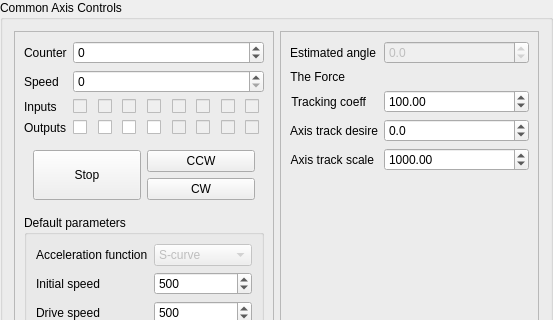
Qt form AxisControlPanel.ui (artm/biofame-robot) before a commit; both pictures show x 0 to 553 and y 0 to 320 of the 553 by 475 pixel window.
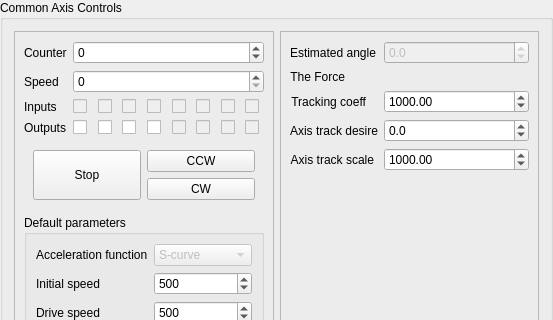
The same form after that commit. Custom widgets are drawn as their Qt base class.

Diff of the .ui file:
```diff
--- a/AxisControlPanel.ui
+++ b/AxisControlPanel.ui
@@ -534,17 +534,17 @@
          <number>2</number>
         </property>
         <property name="minimum">
-         <double>-1000.000000000000000</double>
+         <double>-1000000.000000000000000</double>
         </property>
         <property name="maximum">
-         <double>1000.000000000000000</double>
+         <double>1000000.000000000000000</double>
         </property>
         <property name="singleStep">
-         <double>10.000000000000000</double>
-        </property>
-        <property name="value">
          <double>100.000000000000000</double>
         </property>
+        <property name="value">
+         <double>1000.000000000000000</double>
+        </property>
        </widget>
       </item>
       <item row="4" column="1">
```
